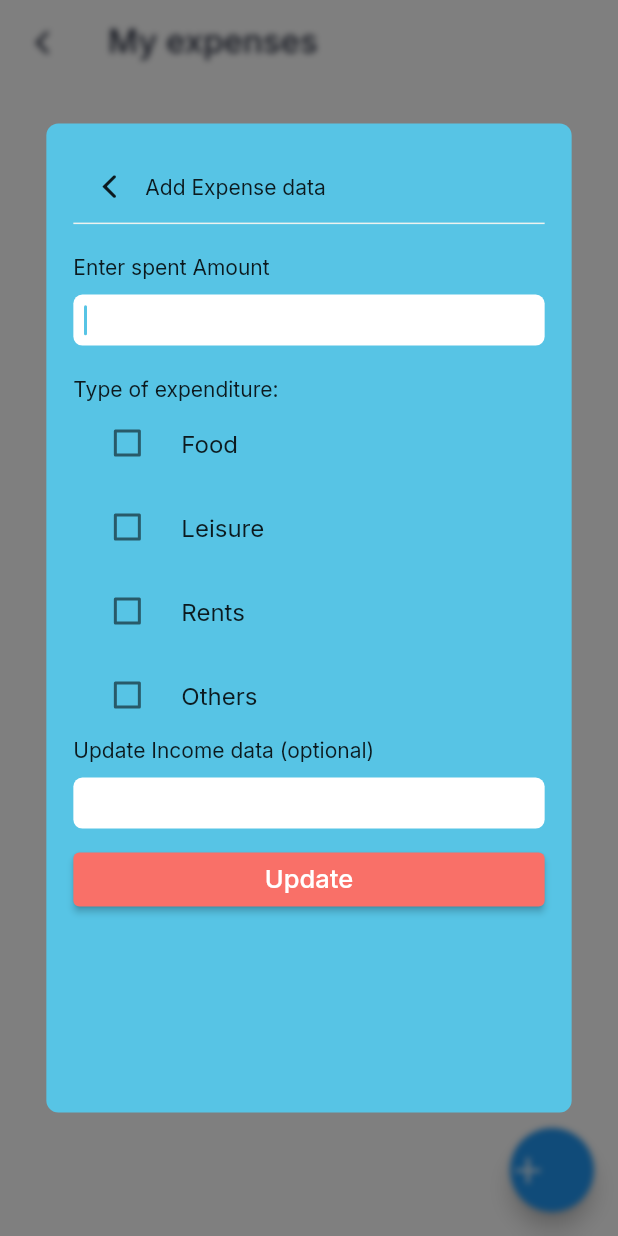
After one commit to diptanshumahish/simply-expenses, a Flutter app: the ExpensesPage screen opened directly, after a tap on an icon or button, on a phone screen of 412 x 824 dp. The commit adds this screen. Run offline on Flutter 3.47's test engine with Material 2 defaults, Android fonts, the light colour scheme and no system bars; our stand-ins replace google_fonts, sqflite; accounts and stored records are empty.

Commit message:
setup the database

```diff
--- /dev/null
+++ b/lib/database/database.dart
@@ -0,0 +1,97 @@
+import 'dart:async';
+import 'dart:math';
+
+import 'package:path/path.dart';
+import 'package:sqflite/sqflite.dart';
+
+class Expenses {
+  int? id;
+  final num amt;
+  final String type;
+  DateTime creationDate;
+  int? income;
+
+  Expenses({
+    this.id,
+    required this.amt,
+    required this.type,
+    required this.creationDate,
+    this.income,
+  });
+
+  Map<String, dynamic> toMap() {
+    return {
+      'id': id,
+      'amt': amt,
+      'type': type,
+      'creationDate': creationDate.toString(),
+      'income': income
+    };
+  }
+}
+
+class DatabaseConnect {
+  Database? _database;
+  Future<Database> get database async {
+    final dbpath = await getDatabasesPath();
+    const dbname = 'expense.db';
+    final path = join(dbpath, dbname);
+
+    _database = await openDatabase(path, version: 1, onCreate: _createDb);
+
+    return _database!;
+  }
+
+  Future<void> _createDb(Database db, int version) async {
+    await db.execute('''
+CREATE TABLE expense(
+  id INTEGER PRIMARY KEY AUTOINCREMENT,
+  amt REAL,
+  type TEXT,
+  creationDate TEXT,
+  income INTEGER
+)
+
+''');
+  }
+
+  //FUNCTION TO ADD DATA
+  Future<void> insertExpense(Expenses expense) async {
+    final db = await database;
+    await db.insert('expense', expense.toMap(),
+        conflictAlgorithm: ConflictAlgorithm.replace);
+  }
+
+  //FUNCTION TO DELETE A expense
+  Future<void> deleteExpense(Expenses expense) async {
+    final db = await database;
+    await db.delete(
+      'expense',
+      where: 'id==?', //will check for id
+      whereArgs: [expense.id],
+    );
+  }
+
+  //fetch data
+  Future<List<Expenses>> getExpenses() async {
+    final db = await database;
+    List<Map<String, dynamic>> items =
+        await db.query('expense', orderBy: 'id DESC');
+    //convert maps to list of expense
+    return List.generate(
+        items.length,
+        (i) => Expenses(
+            id: items[i]['id'],
+            amt: items[i]['amt'],
+            type: items[i]['type'],
+            creationDate: DateTime.parse(items[i]['creationDate']),
+            income: items[i]['income']));
+  }
+
+  Future totalExpense() async {
+    final db = await database;
+    var result = await db.rawQuery("SELECT SUM(amt) as Total FROM expense");
+
+    return result.toList();
+  }
+}
--- a/lib/main.dart
+++ b/lib/main.dart
@@ -3,6 +3,7 @@ import 'package:expense_tracker/utils/theme.dart';
 import 'package:flutter/material.dart';
 
 void main() {
+  WidgetsFlutterBinding.ensureInitialized();
   runApp(const MyApp());
 }
 
--- /dev/null
+++ b/lib/screens.dart/addexpensedata.dart
@@ -0,0 +1,169 @@
+import 'dart:ui';
+
+import 'package:expense_tracker/database/database.dart';
+import 'package:expense_tracker/utils/theme.dart';
+import 'package:flutter/cupertino.dart';
+import 'package:flutter/material.dart';
+
+class AddExpenseData extends StatefulWidget {
+  const AddExpenseData({Key? key}) : super(key: key);
+
+  @override
+  State<AddExpenseData> createState() => _AddExpenseDataState();
+}
+
+class _AddExpenseDataState extends State<AddExpenseData> {
+  var db = DatabaseConnect();
+  void addData(Expenses expense) async {
+    await db.insertExpense(expense);
+    setState(() {});
+  }
+
+  final expenseController = TextEditingController();
+  final incomeController = TextEditingController();
+
+  var type = null;
+  bool value1 = false;
+  bool value2 = false;
+  bool value3 = false;
+  bool value4 = false;
+  String typeData = "";
+  @override
+  Widget build(BuildContext context) {
+    return BackdropFilter(
+        filter: ImageFilter.blur(sigmaX: 2, sigmaY: 2),
+        child: Scaffold(
+            backgroundColor: Colors.transparent,
+            body: Center(
+              child: Container(
+                  decoration: BoxDecoration(
+                      color: AppColors.themeColor,
+                      borderRadius: BorderRadius.circular(8)),
+                  height: MediaQuery.of(context).size.height * 0.80,
+                  width: MediaQuery.of(context).size.width * 0.85,
+                  child: Padding(
+                    padding: const EdgeInsets.all(18.0),
+                    child: Column(
+                      crossAxisAlignment: CrossAxisAlignment.start,
+                      children: [
+                        Row(
+                          children: [
+                            Row(
+                              children: [
+                                IconButton(
+                                    onPressed: () {
+                                      Navigator.pop(context);
+                                    },
+                                    icon: Icon(CupertinoIcons.back)),
+                                Text("Add Expense data"),
+                              ],
+                            ),
+                            Spacer(),
+                          ],
+                        ),
+                        Container(
+                          height: 1,
+                          width: MediaQuery.of(context).size.width,
+                          color: AppColors.lighttext,
+                        ),
+                        SizedBox(height: 20),
+                        Text("Enter spent Amount"),
+                        SizedBox(height: 10),
+                        CupertinoTextField(
+                          controller: expenseController,
+                          keyboardType: TextInputType.number,
+                          decoration: BoxDecoration(
+                              color: Colors.white,
+                              borderRadius: BorderRadius.circular(6)),
+                          cursorColor: AppColors.themeColor,
+                          autofocus: true,
+                          style: const TextStyle(color: AppColors.darkBack),
+                        ),
+                        SizedBox(height: 20),
+                        Text("Type of expenditure:"),
+                        CheckboxListTile(
+                            controlAffinity: ListTileControlAffinity.leading,
+                            title: Text("Food"),
+                            value: value1,
+                            onChanged: (value) => setState(() {
+                                  this.value1 = value!;
+                                  typeData = "Food";
+                                  value2 = false;
+                                  value3 = false;
+                                  value4 = false;
+                                  print(typeData);
+                                })),
+                        CheckboxListTile(
+                            controlAffinity: ListTileControlAffinity.leading,
+                            title: Text("Leisure"),
+                            value: value2,
+                            onChanged: (value) => setState(() {
+                                  this.value2 = value!;
+                                  typeData = "Leisure";
+                                  value1 = false;
+                                  value3 = false;
+                                  value4 = false;
+                                  print(typeData);
+                                })),
+                        CheckboxListTile(
+                            controlAffinity: ListTileControlAffinity.leading,
+                            title: Text("Rents"),
+                            value: value3,
+                            onChanged: (value) => setState(() {
+                                  this.value3 = value!;
+                                  typeData = "Rents";
+                                  value1 = false;
+                                  value2 = false;
+                                  value4 = false;
+                                })),
+                        CheckboxListTile(
+                            controlAffinity: ListTileControlAffinity.leading,
+                            title: Text("Others"),
+                            value: value4,
+                            onChanged: (value) => setState(() {
+                                  this.value4 = value!;
+                                  typeData = "Others";
+                                  value1 = false;
+                                  value3 = false;
+                                  value2 = false;
+                                })),
+                        Text("Update Income data (optional)"),
+                        SizedBox(height: 10),
+                        CupertinoTextField(
+                          controller: incomeController,
+                          decoration: BoxDecoration(
+                              color: Colors.white,
+                              borderRadius: BorderRadius.circular(6)),
+                          cursorColor: AppColors.themeColor,
+                          autofocus: true,
+                          style: const TextStyle(color: AppColors.darkBack),
+                          keyboardType: TextInputType.number,
+                        ),
+                        SizedBox(height: 10),
+                        ElevatedButton(
+                            style: ButtonStyle(
+                              backgroundColor: MaterialStateProperty.all(
+                                  AppColors.secondary),
+                            ),
+                            onPressed: () {
+                              var expense = Expenses(
+                                  amt: int.parse(expenseController.text),
+                                  type: typeData,
+                                  creationDate: DateTime.now());
+                              addData(expense);
+                              print(expense);
+                            },
+                            child: const Center(
+                              child: Padding(
+                                padding: EdgeInsets.symmetric(
+                                    horizontal: 70, vertical: 5),
+                                child: Text("Update",
+                                    style: TextStyle(fontSize: 17)),
+                              ),
+                            )),
+                      ],
+                    ),
+                  )),
+            )));
+  }
+}
--- /dev/null
+++ b/lib/screens.dart/expenselist.dart
@@ -0,0 +1,54 @@
+import 'package:expense_tracker/database/database.dart';
+import 'package:expense_tracker/utils/expensecards.dart';
+import 'package:expense_tracker/utils/theme.dart';
+import 'package:flutter/material.dart';
+
+class ExpenseList extends StatefulWidget {
+  const ExpenseList({Key? key}) : super(key: key);
+
+  @override
+  State<ExpenseList> createState() => _ExpenseListState();
+}
+
+class _ExpenseListState extends State<ExpenseList> {
+  var db = DatabaseConnect();
+  void addItem(Expenses expense) async {
+    await db.insertExpense(expense);
+    setState(() {});
+  }
+
+  void deleteItem(Expenses expense) async {
+    await db.deleteExpense(expense);
+    setState(() {});
+  }
+
+  @override
+  Widget build(BuildContext context) {
+    final topColor = Theme.of(context).brightness;
+
+    return FutureBuilder(
+        future: db.getExpenses(),
+        initialData: [],
+        builder: (BuildContext context, AsyncSnapshot<List> snapshot) {
+          var data = snapshot.data;
+          var dataLength = data!.length;
+          return dataLength == 0
+              ? Text(
+                  "No expenses data recoreded yet",
+                  style: TextStyle(
+                      fontSize: 15,
+                      color: topColor == Brightness.dark
+                          ? Colors.white
+                          : AppColors.darkBack),
+                )
+              : ListView.builder(
+                  physics: const NeverScrollableScrollPhysics(),
+                  itemCount: dataLength,
+                  itemBuilder: (context, i) => AddExpenses(
+                      id: data[i].id,
+                      amt: data[i].amt,
+                      type: data[i].type,
+                      creationDate: data[i].creationDate));
+        });
+  }
+}
--- /dev/null
+++ b/lib/screens.dart/expensescreen.dart
@@ -0,0 +1,74 @@
+import 'package:expense_tracker/screens.dart/addexpensedata.dart';
+import 'package:expense_tracker/screens.dart/expenselist.dart';
+import 'package:expense_tracker/utils/theme.dart';
+import 'package:flutter/cupertino.dart';
+import 'package:flutter/material.dart';
+
+class ExpensesPage extends StatefulWidget {
+  const ExpensesPage({Key? key}) : super(key: key);
+
+  @override
+  State<ExpensesPage> createState() => _ExpensesPageState();
+}
+
+class _ExpensesPageState extends State<ExpensesPage> {
+  @override
+  Widget build(BuildContext context) {
+    var topColor = Theme.of(context).brightness;
+    return Scaffold(
+      appBar: AppBar(
+        title: Text(
+          "My expenses",
+          style: TextStyle(
+              fontSize: 22,
+              color: topColor == Brightness.dark
+                  ? Colors.white
+                  : AppColors.darkBack),
+        ),
+        backgroundColor: Colors.transparent,
+        leading: IconButton(
+            onPressed: () {
+              Navigator.pop(context);
+            },
+            icon: Icon(CupertinoIcons.back,
+                color: topColor == Brightness.dark
+                    ? Colors.white
+                    : AppColors.darkBack)),
+        elevation: 0,
+      ),
+      body: SingleChildScrollView(
+        child: Padding(
+          padding: const EdgeInsets.all(8.0),
+          child: Column(
+            crossAxisAlignment: CrossAxisAlignment.start,
+            children: [],
+          ),
+        ),
+      ),
+      floatingActionButton: FloatingActionButton(
+        isExtended: true,
+        child: Row(children: [Icon(CupertinoIcons.add)]),
+        onPressed: () {
+          showGeneralDialog(
+            barrierLabel: "Label",
+            barrierDismissible: false,
+            barrierColor: const Color.fromARGB(255, 0, 0, 0).withOpacity(0.5),
+            transitionDuration: const Duration(milliseconds: 350),
+            context: context,
+            pageBuilder: (context, anim1, anim2) {
+              return AddExpenseData();
+            },
+            transitionBuilder: (context, anim1, anim2, child) {
+              return SlideTransition(
+                position:
+                    Tween(begin: const Offset(0, 1), end: const Offset(0, 0))
+                        .animate(anim1),
+                child: child,
+              );
+            },
+          );
+        },
+      ),
+    );
+  }
+}
```
Also changed, not shown: lib/screens.dart/homepage.dart (+30 -2 lines), lib/utils/expensecards.dart (added, +26 -0 lines).
